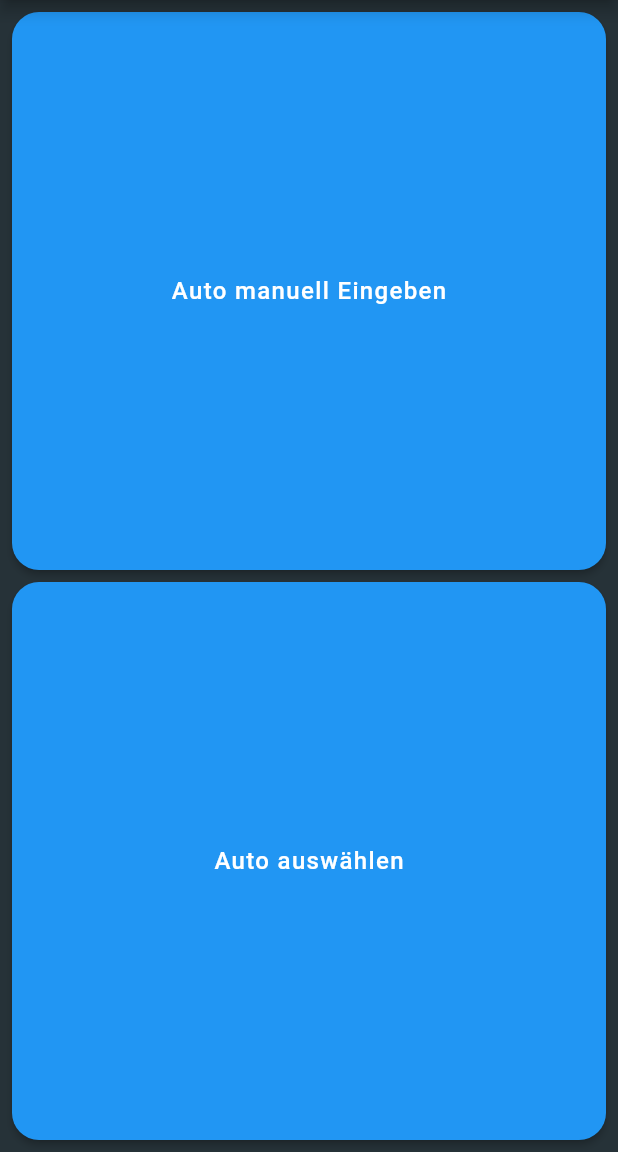
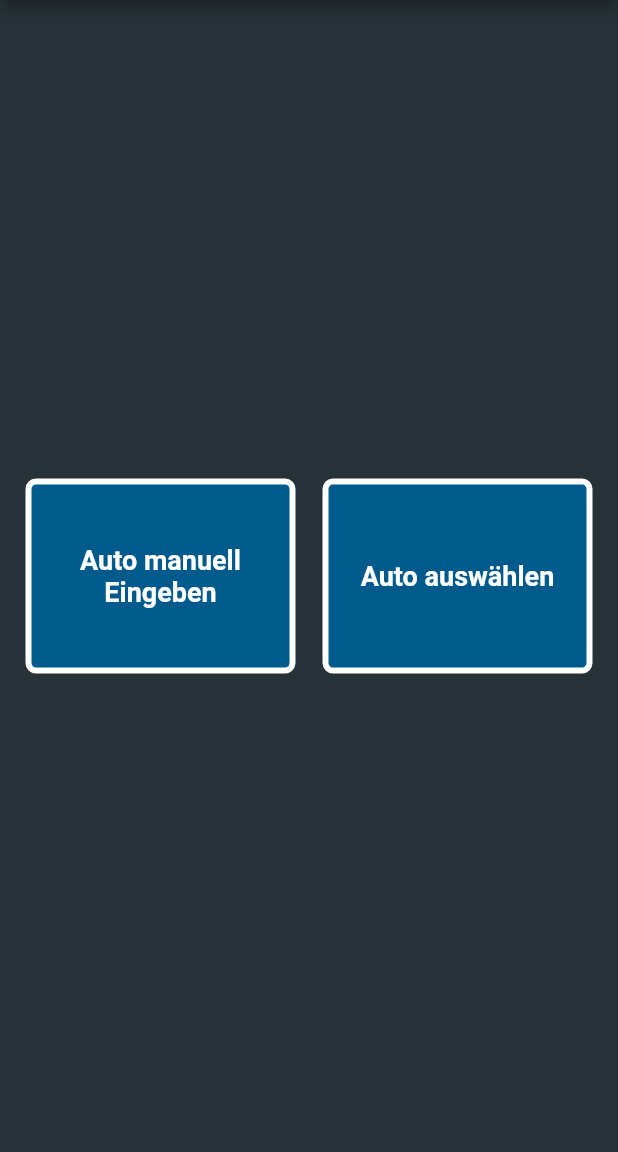
Before and after one commit to buggxs/garage_app, a Flutter app: the AddScreenContent screen opened directly, on a phone screen of 412 x 824 dp, the part 84-1236 px from its top. Run offline on Flutter 3.47's test engine with Material 2 defaults, Android fonts, the phone set to English and light mode, and no system bars; drawn by our look-alikes of auto_size_text; our stand-ins replace bloc, carousel_slider, equatable, flutter_bloc, flutter_slidable, get_it and 4 more; missing offline and left inert: cache_image; accounts and stored records are empty; network calls fail.

Commit message:
ADD Buttons

```diff
--- a/lib/components/add_vehicle/add_screen.dart
+++ b/lib/components/add_vehicle/add_screen.dart
@@ -1,9 +1,11 @@
 import 'package:flutter/material.dart';
+import 'package:flutter/widgets.dart';
 import 'package:flutter_bloc/flutter_bloc.dart';
 import 'package:garage_app/common/widgets/garage_scaffold.dart';
 import 'package:garage_app/components/add_vehicle/create_car_automated_screen.dart';
 import 'package:garage_app/components/add_vehicle/create_car_manual_screen.dart';
 import 'package:garage_app/components/add_vehicle/cubit/add_vehicle_cubit.dart';
+import 'package:garage_app/components/add_vehicle/widgets/shield_button.dart';
 
 class AddScreen extends StatelessWidget {
   const AddScreen({Key? key}) : super(key: key);
@@ -27,53 +29,25 @@ class AddScreenContent extends StatelessWidget {
     return GarageScaffold(
       child: Padding(
         padding: const EdgeInsets.all(8.0),
-        child: SizedBox(
-          width: double.infinity,
         child: Column(
+          mainAxisAlignment: MainAxisAlignment.center,
           children: [
-              Expanded(
-                child: Row(
-                  crossAxisAlignment: CrossAxisAlignment.stretch,
+            Row(
+              mainAxisAlignment: MainAxisAlignment.spaceAround,
               children: [
-                    Expanded(
-                      child: ElevatedButton(
-                        style: ButtonStyle(
-                          backgroundColor: MaterialStateProperty.all<Color>(
-                            Colors.blue,
+                ShieldButton(
+                  text: 'Auto manuell Eingeben',
+                  onTap: () => Navigator.of(context)
+                      .pushNamed(CreateCarManualScreen.route),
                 ),
-                        ),
-                        onPressed: () => Navigator.of(context)
-                            .pushNamed(CreateCarManualScreen.route),
-                        child: const Text('Auto manuell Eingeben'),
-                      ),
+                ShieldButton(
+                  text: 'Auto auswählen',
+                  onTap: () =>
+                      Navigator.of(context).pushNamed(SelectCarScreen.route),
                 ),
               ],
             ),
-              ),
-              const SizedBox(
-                height: 8,
-              ),
-              Expanded(
-                child: Row(
-                  crossAxisAlignment: CrossAxisAlignment.stretch,
-                  children: [
-                    Expanded(
-                      child: ElevatedButton(
-                        style: ButtonStyle(
-                          backgroundColor: MaterialStateProperty.all<Color>(
-                            Colors.blue,
-                          ),
-                        ),
-                        onPressed: () => Navigator.of(context)
-                            .pushNamed(SelectCarScreen.route),
-                        child: const Text('Auto auswählen'),
-                      ),
-                    ),
           ],
-                ),
-              ),
-            ],
-          ),
         ),
       ),
     );
--- /dev/null
+++ b/lib/components/add_vehicle/widgets/shield_button.dart
@@ -0,0 +1,53 @@
+import 'package:flutter/material.dart';
+import 'package:garage_app/misc/color_constants.dart';
+
+class ShieldButton extends StatelessWidget {
+  const ShieldButton(
+      {Key? key,
+      required this.text,
+      required this.onTap,
+      this.maxHeight = 130.0,
+      this.maxWidth = 180.0})
+      : super(key: key);
+
+  final String text;
+  final VoidCallback onTap;
+
+  final double maxWidth;
+  final double maxHeight;
+
+  @override
+  Widget build(BuildContext context) {
+    return InkWell(
+      onTap: onTap,
+      child: Container(
+        padding: const EdgeInsets.symmetric(
+          vertical: 30,
+          horizontal: 8,
+        ),
+        constraints: BoxConstraints(
+          maxWidth: maxWidth,
+          maxHeight: maxHeight,
+        ),
+        decoration: BoxDecoration(
+          color: ColorConstants.shieldBlue,
+          border: Border.all(color: Colors.white, width: 4.0),
+          borderRadius: const BorderRadius.all(
+            Radius.circular(7.0),
+          ),
+        ),
+        child: Center(
+          child: Text(
+            text,
+            style: const TextStyle(
+              color: Colors.white,
+              fontSize: 18.0,
+              fontWeight: FontWeight.bold,
+            ),
+            textAlign: TextAlign.center,
+          ),
+        ),
+      ),
+    );
+  }
+}
```
Lines whose indentation alone changed are shown as unchanged.
